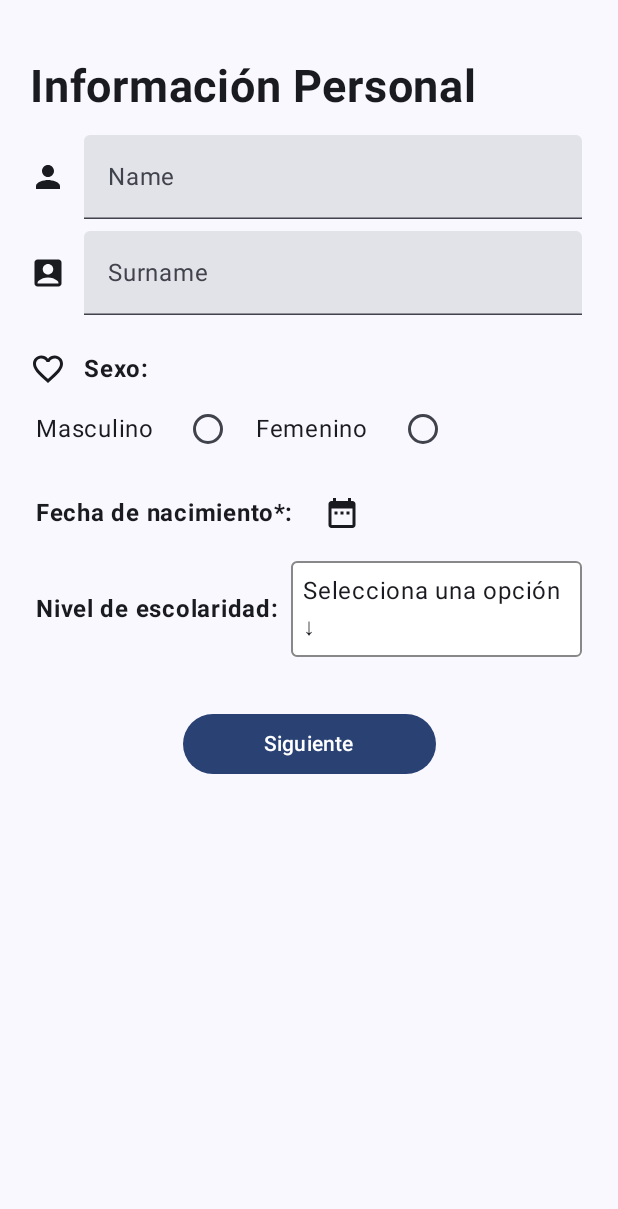
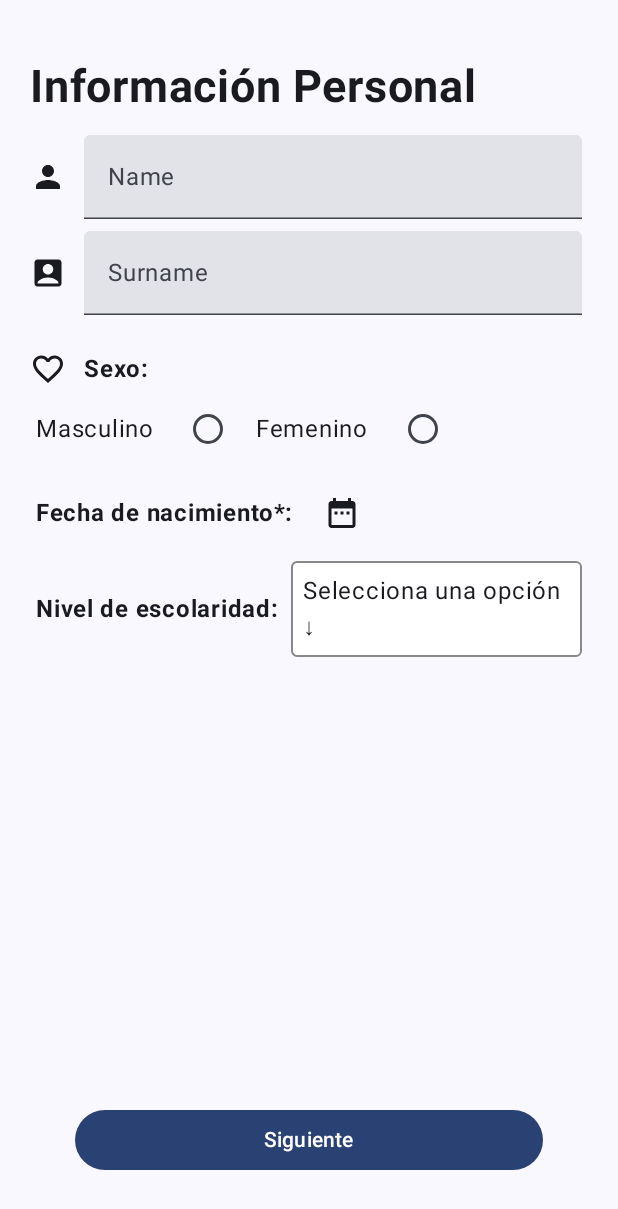
Before and after one commit to camilo-avendano1/LabsCM20242-Gr07, an Android app built with Jetpack Compose: the screen it shows after launch (MainActivity), on a phone screen of 412 x 824 dp. Shown: the top 1209 px of the screen. Run offline under Robolectric (Android 15) with nearby library versions, the phone set to English and light mode, and no system bars.

Commit message:
First next button has now the correct UI design

```diff
--- a/Lab1-UI/Lab1-UI/src/main/java/co/edu/udea/compumovil/labs20242_gr07/MainActivity.kt
+++ b/Lab1-UI/Lab1-UI/src/main/java/co/edu/udea/compumovil/labs20242_gr07/MainActivity.kt
@@ -155,7 +155,7 @@ fun PersonalData(resources: Resources, arrayItems: Array<String>, nextButton: ()
         modifier = Modifier
             .padding(top = 20.dp)
             .then (if (isLandscape)
-                Modifier.padding(top=20.dp,bottom = 50.dp, start = 50.dp, end= 50.dp)
+                Modifier.padding(top=20.dp,bottom = 10.dp, start = 50.dp, end= 50.dp)
             else Modifier.padding(top=20.dp, start=20.dp, end=20.dp))
             .fillMaxSize()
     ) {
@@ -440,7 +440,7 @@ fun PersonalData(resources: Resources, arrayItems: Array<String>, nextButton: ()
                 Text(resources.getString(R.string.dateValidError), color = MaterialTheme.colorScheme.error, modifier = Modifier.padding(bottom = 8.dp))
             }
 
-            Row(modifier = Modifier.fillMaxWidth()) {
+            Row(modifier = Modifier.fillMaxSize()) {
                 Text(
                     text = resources.getString(R.string.education),
                     fontWeight = FontWeight.Bold,
@@ -480,6 +480,7 @@ fun PersonalData(resources: Resources, arrayItems: Array<String>, nextButton: ()
                     }
                 }
             }
+        }
         Box(
             modifier = Modifier
                 .fillMaxSize()
@@ -514,16 +515,16 @@ fun PersonalData(resources: Resources, arrayItems: Array<String>, nextButton: ()
                         nextButton()
                     }
                 },
-                        modifier = if (isLandscape) {
-                            Modifier.align(Alignment.TopEnd) // En landscape, lo coloca en la parte superior derecha
+                modifier = Modifier.then(if (isLandscape) {
+                    Modifier.align(Alignment.BottomEnd)
                 } else {
-                            Modifier.align(Alignment.BottomCenter) // En portrait, lo coloca al fondo y centrado
-                        }
+                    Modifier.align(Alignment.BottomCenter).fillMaxWidth()
+                })
+                    .padding(bottom= 10.dp)
             ) {
                 Text(
                     text = resources.getString(R.string.next),
                     modifier = Modifier.padding(start = 30.dp, end=30.dp))
-                    }
             }
         }
     }
@@ -539,9 +540,6 @@ fun PersonalData(resources: Resources, arrayItems: Array<String>, nextButton: ()
         )
     }
 }
-
-
-
 
 
 @OptIn(ExperimentalMaterial3Api::class)
```
Lines whose indentation alone changed are shown as unchanged.
